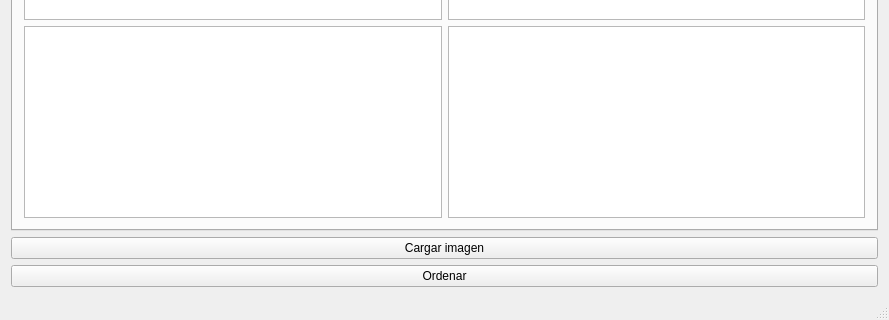
The window that etapa1/mainwindow.ui (Burinson/Circle-detection) describes before a commit, drawn with Qt 5; both pictures show x 0 to 889 and y 460 to 780 of the 889 by 780 pixel window.
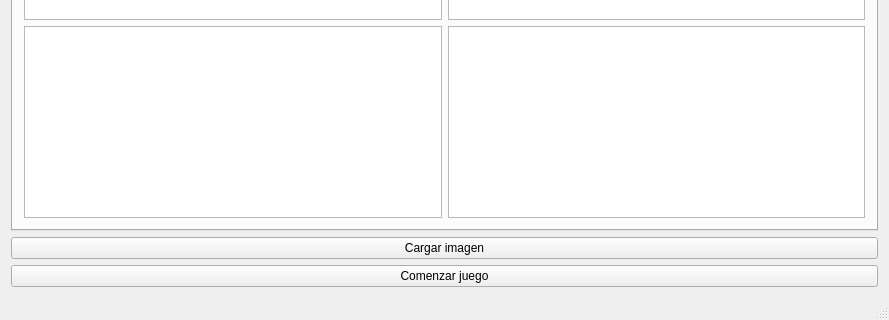
The same window after the commit.

```diff
--- a/etapa1/mainwindow.ui
+++ b/etapa1/mainwindow.ui
@@ -15,6 +15,13 @@
   </property>
   <widget class="QWidget" name="centralWidget">
    <layout class="QGridLayout" name="gridLayout">
+    <item row="3" column="0">
+     <widget class="QPushButton" name="pushButton">
+      <property name="text">
+       <string>Comenzar juego</string>
+      </property>
+     </widget>
+    </item>
     <item row="1" column="0">
      <widget class="QTabWidget" name="tabWidget">
       <property name="currentIndex">
@@ -48,13 +55,6 @@
       </property>
      </widget>
     </item>
-    <item row="3" column="0">
-     <widget class="QPushButton" name="order">
-      <property name="text">
-       <string>Ordenar</string>
-      </property>
-     </widget>
-    </item>
    </layout>
   </widget>
   <widget class="QMenuBar" name="menuBar">
```
